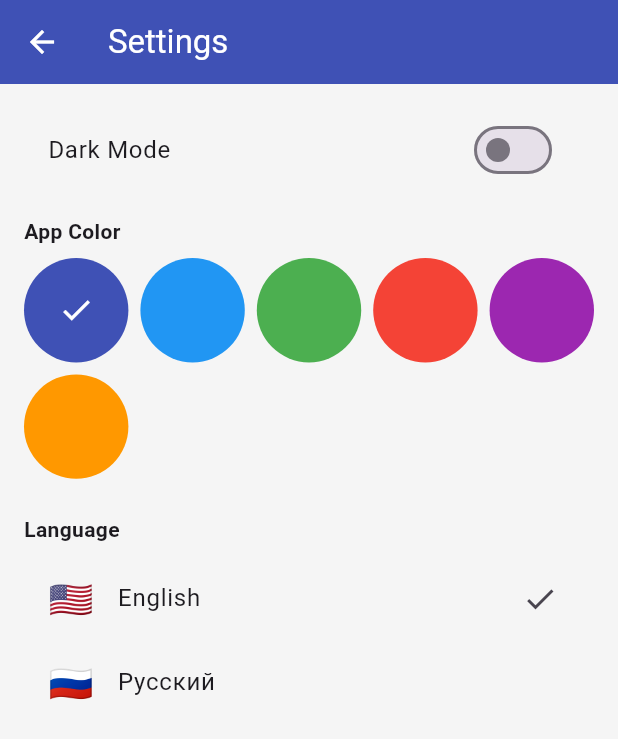
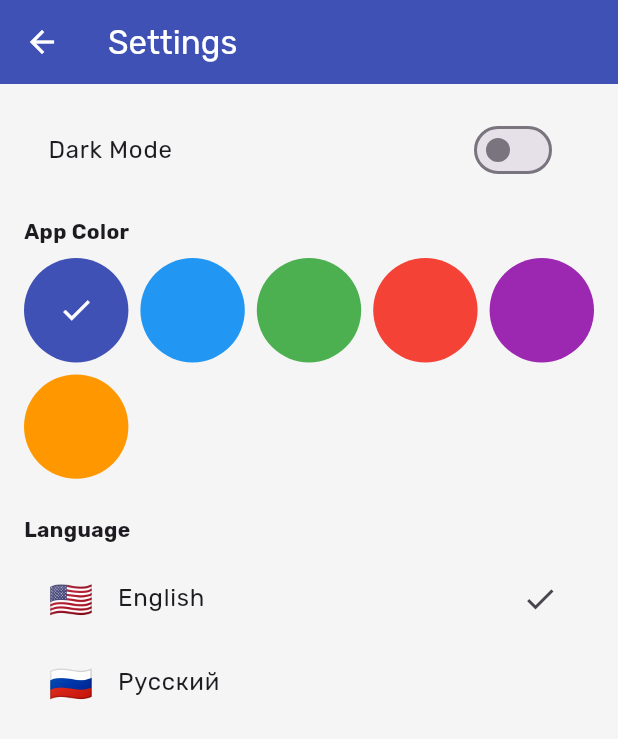
Before and after one commit to xibrox/flutter_flashcards, a Flutter app: the screen it shows after launch, after a tap on the "settings" icon, on a phone screen of 412 x 824 dp. Shown: the top 739 px of the screen. Run offline on Flutter 3.47's test engine with Material 3 defaults, Android fonts, the phone set to English and light mode, and no system bars; our stand-ins replace google_fonts, isar, shared_preferences; accounts and stored records are empty; generated files the repository leaves out were written again.

Commit message:
changed font family to rubik

```diff
--- a/lib/main.dart
+++ b/lib/main.dart
@@ -1,4 +1,5 @@
 import 'package:flutter/material.dart';
+import 'package:google_fonts/google_fonts.dart';
 import 'package:isar/isar.dart';
 import 'package:path_provider/path_provider.dart';
 import 'package:provider/provider.dart';
@@ -40,6 +41,7 @@ class FlashcardsApp extends StatelessWidget {
             brightness:
                 settings.isDarkMode ? Brightness.dark : Brightness.light,
             primaryColor: settings.primaryColor,
+            textTheme: GoogleFonts.rubikTextTheme(Theme.of(context).textTheme),
             scaffoldBackgroundColor:
                 settings.isDarkMode ? Colors.grey[900] : Colors.grey[100],
             appBarTheme: AppBarTheme(
--- a/lib/pages/category_page.dart
+++ b/lib/pages/category_page.dart
@@ -290,7 +290,6 @@ class _CategoryPageState extends State<CategoryPage> {
 
   @override
   Widget build(BuildContext context) {
-    final settings = Provider.of<SettingsModel>(context);
     return Scaffold(
       appBar: AppBar(
         title: Text(category.name),
--- a/lib/pages/home_page.dart
+++ b/lib/pages/home_page.dart
@@ -324,7 +324,7 @@ class _HomePageState extends State<HomePage> {
                       cat.name,
                       style: const TextStyle(
                         fontSize: 20,
-                        fontWeight: FontWeight.w600,
+                        fontWeight: FontWeight.w500,
                       ),
                     ),
                     trailing: Row(
--- a/pubspec.yaml
+++ b/pubspec.yaml
@@ -42,6 +42,7 @@ dependencies:
   provider: ^6.1.2
   shared_preferences: ^2.5.2
   haptic_feedback: ^0.5.1+1
+  google_fonts: ^6.2.1
 
 dev_dependencies:
   flutter_test:
```
Also changed, not shown: pubspec.lock.
